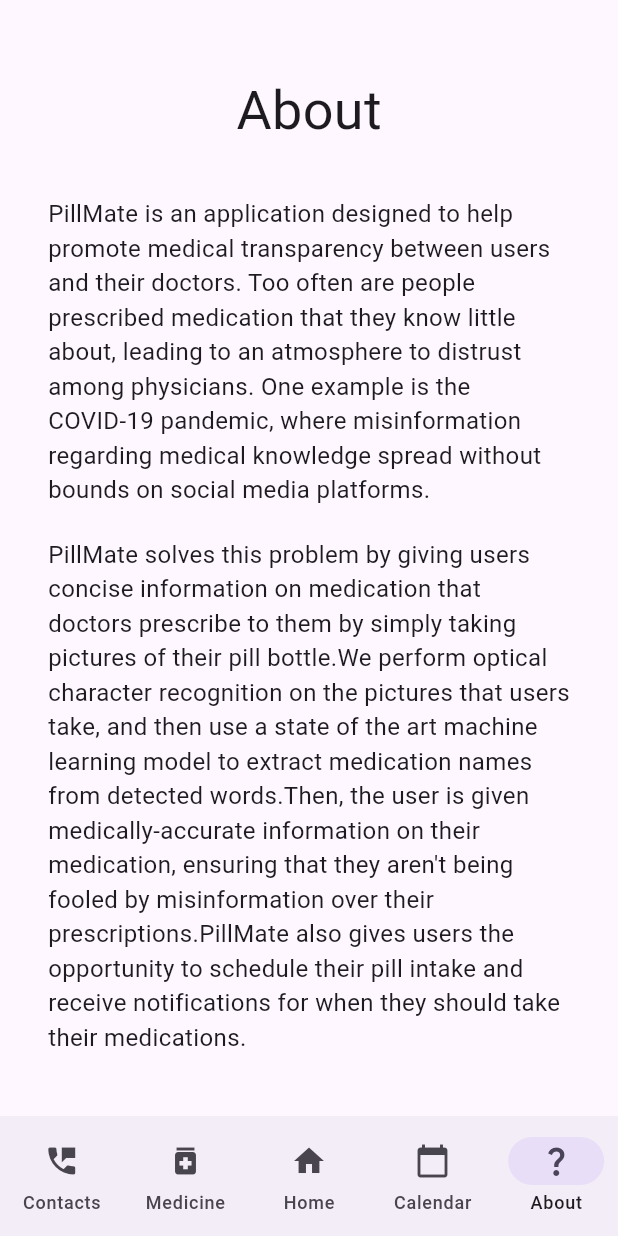
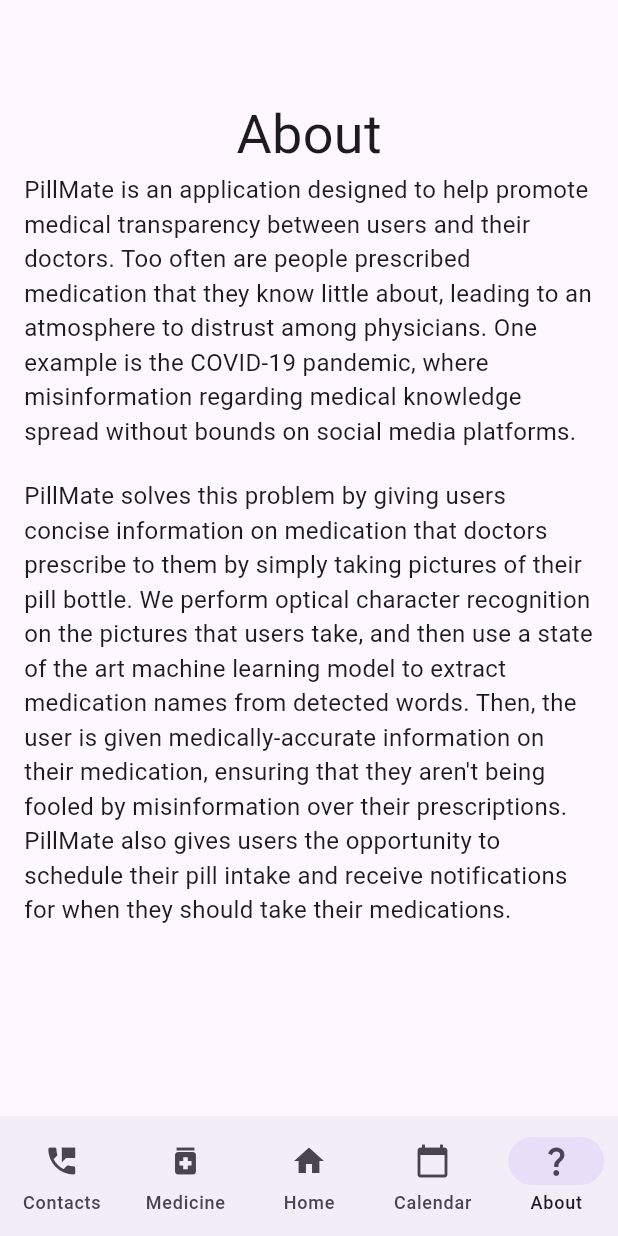
Before and after one commit to pdsTSA/software_2024_client, a Flutter app: the screen it shows after launch, item 5 of the bottom bar chosen, on a phone screen of 412 x 824 dp. Run offline on Flutter 3.47's test engine with Material 3 defaults, Android fonts, the phone set to English and light mode, and no system bars; our stand-ins replace camera, flutter_local_notifications, image_picker, table_calendar, weekday_selector; missing offline and left inert: workmanager.

Commit message:
Fix about screen to stop overflow

```diff
--- a/lib/routes/tabs/root_tabs/about.dart
+++ b/lib/routes/tabs/root_tabs/about.dart
@@ -6,31 +6,42 @@
 
   @override
   Widget build(BuildContext context) {
-    return const Scaffold(
-      body: Column(
-        children: [
-          Padding(
-            padding: EdgeInsets.only(top: 48),
-            child: Text("About", style: TextStyle(fontSize: 36),),
-          ),
-          Padding(
-            padding: EdgeInsets.all(32),
-            child: Column(
-              children: [
-                Text("$APP_NAME is an application designed to help promote medical transparency between users and their doctors. "
-                    "Too often are people prescribed medication that they know little about, leading to an atmosphere to distrust among physicians. "
-                    "One example is the COVID-19 pandemic, where misinformation regarding medical knowledge spread without bounds on social media platforms.",
-                style: TextStyle(fontSize: 16),),
-                SizedBox(height: 20,),
-                Text("$APP_NAME solves this problem by giving users concise information on medication that doctors prescribe to them by simply taking pictures of their pill bottle."
-                    "We perform optical character recognition on the pictures that users take, and then use a state of the art machine learning model to extract medication names from detected words."
-                    "Then, the user is given medically-accurate information on their medication, ensuring that they aren't being fooled by misinformation over their prescriptions."
-                    "$APP_NAME also gives users the opportunity to schedule their pill intake and receive notifications for when they should take their medications.",
-                  style: TextStyle(fontSize: 16),)
-              ],
+    return Scaffold(
+      body: Padding(
+        padding: const EdgeInsets.all(16),
+        child: Column(
+          children: [
+            const Padding(
+              padding: EdgeInsets.only(top: 48),
+              child: Text(
+                "About",
+                style: TextStyle(fontSize: 36),
+              ),
             ),
-          ),
-        ],
+            Expanded(
+                child: ListView(
+                  children: const [
+                    Text(
+                      "$APP_NAME is an application designed to help promote medical transparency between users and their doctors. "
+                          "Too often are people prescribed medication that they know little about, leading to an atmosphere to distrust among physicians. "
+                          "One example is the COVID-19 pandemic, where misinformation regarding medical knowledge spread without bounds on social media platforms.",
+                      style: TextStyle(fontSize: 16),
+                    ),
+                    SizedBox(
+                      height: 20,
+                    ),
+                    Text(
+                      "$APP_NAME solves this problem by giving users concise information on medication that doctors prescribe to them by simply taking pictures of their pill bottle. "
+                          "We perform optical character recognition on the pictures that users take, and then use a state of the art machine learning model to extract medication names from detected words. "
+                          "Then, the user is given medically-accurate information on their medication, ensuring that they aren't being fooled by misinformation over their prescriptions. "
+                          "$APP_NAME also gives users the opportunity to schedule their pill intake and receive notifications for when they should take their medications. ",
+                      style: TextStyle(fontSize: 16),
+                    ),
+                  ],
+                )
+            )
+          ],
+        ),
       ),
     );
   }
```
